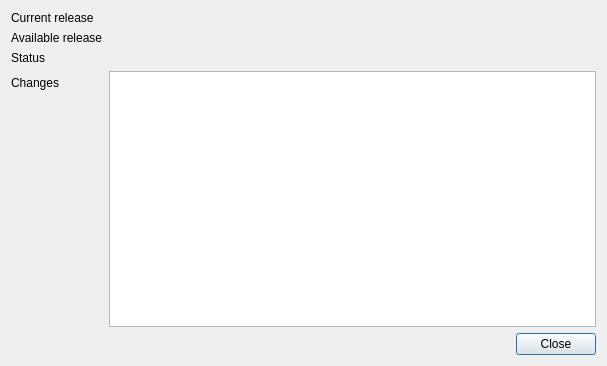
BuildmLearn/BuildmLearn-Toolkit, file src/gui/formupdate.ui: the form before one commit.
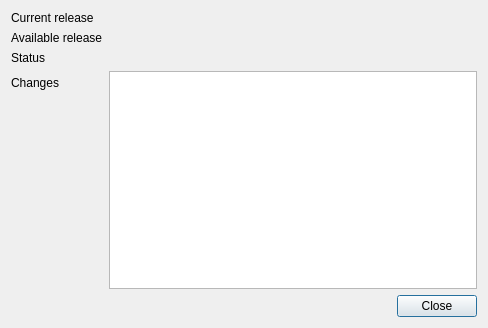
The form after the commit. Custom widgets are drawn as their Qt base class.

What changed in the file:
```diff
--- a/src/gui/formupdate.ui
+++ b/src/gui/formupdate.ui
@@ -6,8 +6,8 @@
    <rect>
     <x>0</x>
     <y>0</y>
-    <width>607</width>
-    <height>366</height>
+    <width>488</width>
+    <height>328</height>
    </rect>
   </property>
   <property name="windowTitle">
```
